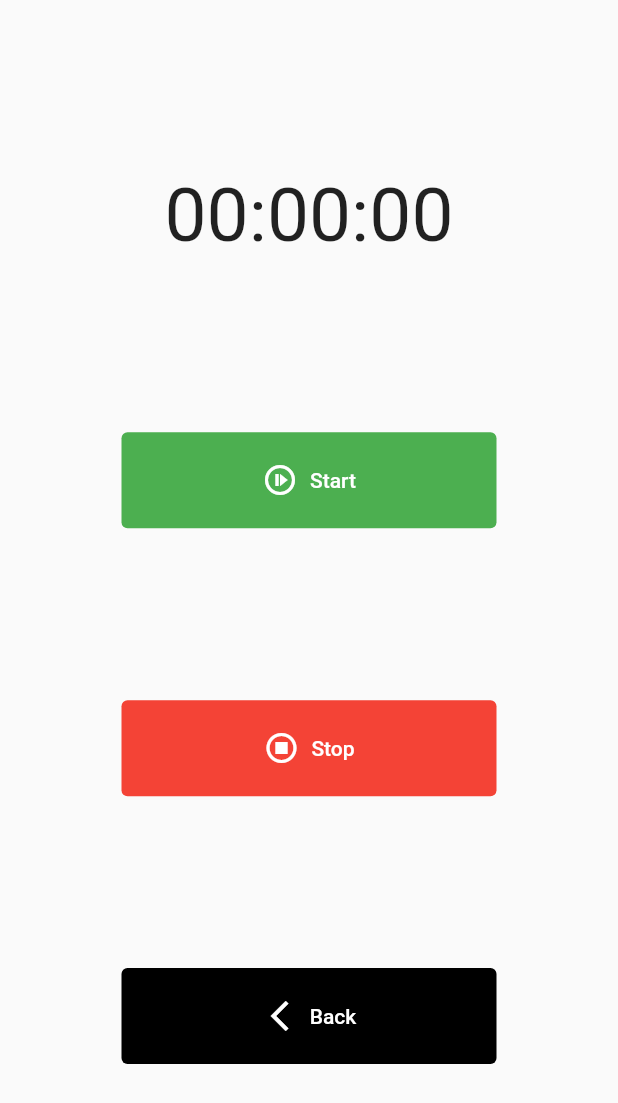
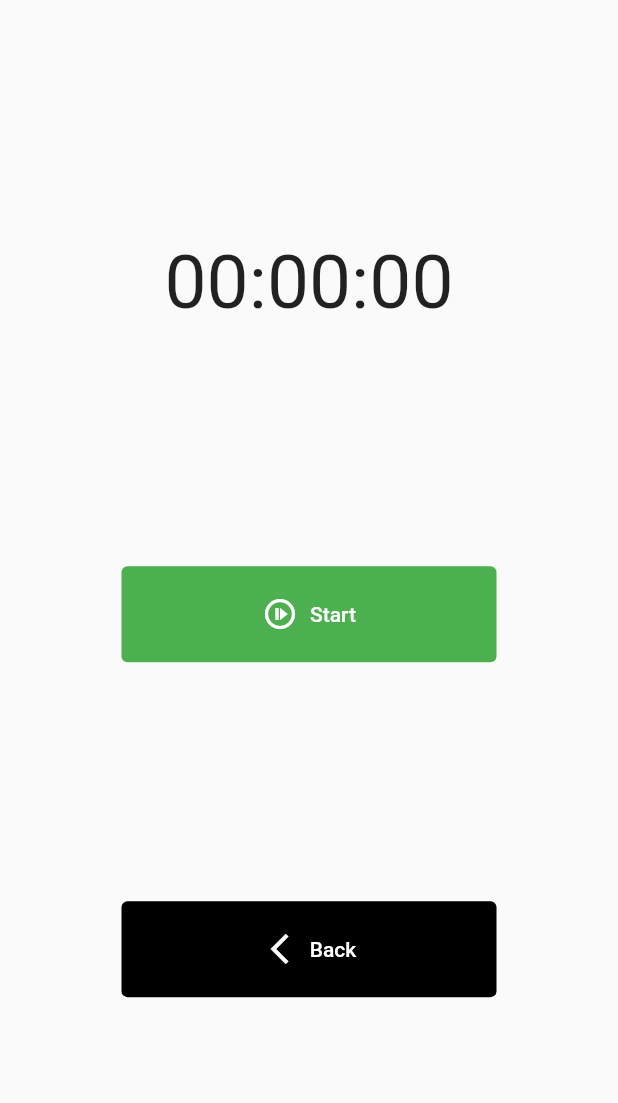
Before and after one commit to coldvl/workograph_shared, a Flutter app: the HomeApp screen opened by its route, on a phone screen of 412 x 824 dp. Shown: the top 1103 px of the screen. Run offline on Flutter 3.47's test engine with Material 2 defaults, Android fonts, the phone set to English and light mode, and no system bars.

Commit message:
removed unused button

```diff
--- a/lib/clock.dart
+++ b/lib/clock.dart
@@ -92,21 +92,10 @@ class Clock extends State<HomeApp> {
                 _hasBeenPressed = !_hasBeenPressed;
               });
             },
-            icon: const Icon(Icons.not_started_outlined),
-            label: const Text('Start'),
-          ),
-          TextButton.icon(
-            style: TextButton.styleFrom(
-              backgroundColor: Colors.red,
-              foregroundColor: Colors.white,
-              padding: const EdgeInsets.all(20.0),
-              minimumSize: const Size(250.0, 30.0),
-            ),
-            onPressed: () {
-              stop();
-            },
-            icon: const Icon(Icons.stop_circle_outlined),
-            label: const Text('Stop'),
+            icon: _hasBeenPressed
+                ? const Icon(Icons.not_started_outlined)
+                : const Icon(Icons.stop_circle_outlined),
+            label: _hasBeenPressed ? const Text('Start') : const Text('Stop'),
           ),
           TextButton.icon(
             style: TextButton.styleFrom(
```
